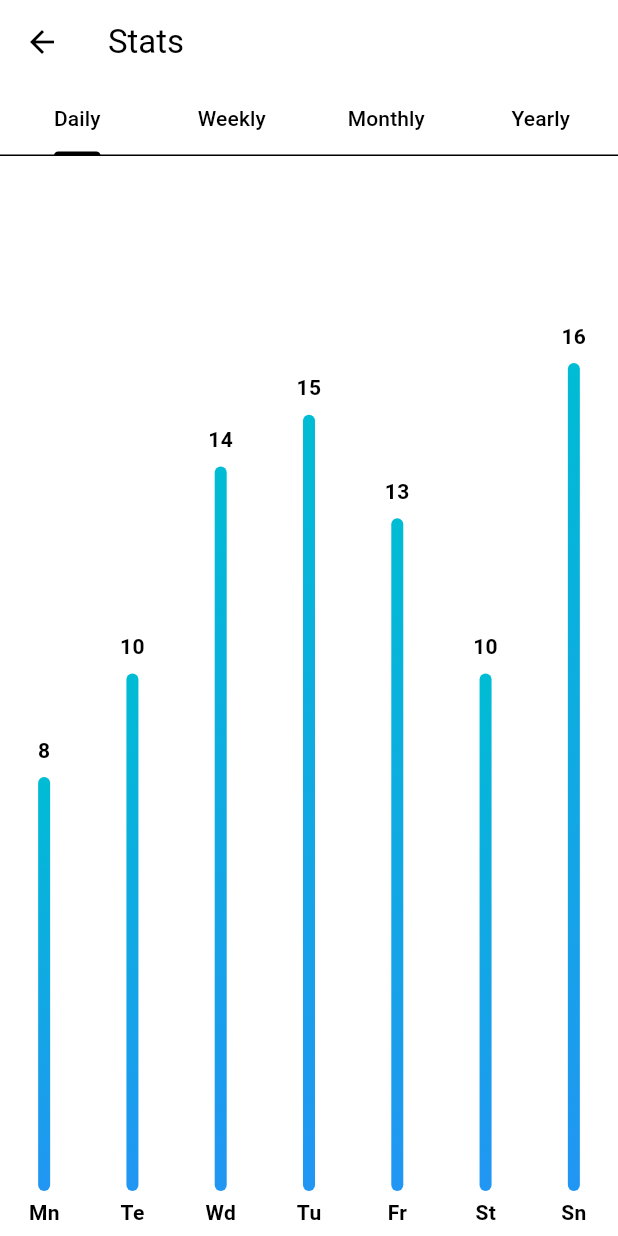
After one commit to serifagir/flux, a Flutter app: the StatsPage screen opened directly, on a phone screen of 412 x 824 dp. The commit adds this screen. Run offline on Flutter 3.47's test engine with Material 3 defaults, Android fonts, the phone set to English and light mode, and no system bars; drawn by our look-alikes of fl_chart; our stand-ins replace google_fonts, settings_ui, shared_preferences; accounts and stored records are empty.

Commit message:
stats page settings page customize page and respected providers

```diff
--- a/lib/components/main_page_components/session_timer.dart
+++ b/lib/components/main_page_components/session_timer.dart
@@ -33,7 +33,7 @@ class TimeModeWidget extends StatelessWidget {
     return Text(timerProvider.isBreakTime ? 'break' : 'flux',
         style: GoogleFonts.poppins(
           fontSize: 20,
-          fontWeight: FontWeight.w500,
+          fontWeight: FontWeight.w700,
         ));
   }
 }
@@ -93,7 +93,7 @@ class TimeWidget extends StatelessWidget {
         timerProvider.currentTimeDisplay,
         style: GoogleFonts.nanumGothic(
           fontSize: 100,
-          fontWeight: FontWeight.w800,
+          fontWeight: FontWeight.w900,
         ),
       ),
     );
--- /dev/null
+++ b/lib/components/stats_page_components/bar_chart_component.dart
@@ -0,0 +1,207 @@
+import 'package:fl_chart/fl_chart.dart';
+import 'package:flutter/material.dart';
+
+class FluxChart extends StatelessWidget {
+  const FluxChart();
+
+  @override
+  Widget build(BuildContext context) {
+    return BarChart(
+      BarChartData(
+        barTouchData: barTouchData,
+        titlesData: titlesData,
+        borderData: borderData,
+        barGroups: barGroups,
+        gridData: const FlGridData(show: false),
+        alignment: BarChartAlignment.spaceAround,
+        maxY: 20,
+      ),
+    );
+  }
+
+  BarTouchData get barTouchData => BarTouchData(
+        enabled: false,
+        touchTooltipData: BarTouchTooltipData(
+          tooltipBgColor: Colors.transparent,
+          tooltipPadding: EdgeInsets.zero,
+          tooltipMargin: 8,
+          getTooltipItem: (
+            BarChartGroupData group,
+            int groupIndex,
+            BarChartRodData rod,
+            int rodIndex,
+          ) {
+            return BarTooltipItem(
+              rod.toY.round().toString(),
+              const TextStyle(
+                color: Colors.black,
+                fontWeight: FontWeight.bold,
+              ),
+            );
+          },
+        ),
+      );
+
+  Widget getTitles(double value, TitleMeta meta) {
+    final style = TextStyle(
+      color: Colors.black,
+      fontWeight: FontWeight.bold,
+      fontSize: 14,
+    );
+    String text;
+    switch (value.toInt()) {
+      case 0:
+        text = 'Mn';
+        break;
+      case 1:
+        text = 'Te';
+        break;
+      case 2:
+        text = 'Wd';
+        break;
+      case 3:
+        text = 'Tu';
+        break;
+      case 4:
+        text = 'Fr';
+        break;
+      case 5:
+        text = 'St';
+        break;
+      case 6:
+        text = 'Sn';
+        break;
+      default:
+        text = '';
+        break;
+    }
+    return SideTitleWidget(
+      axisSide: meta.axisSide,
+      space: 4,
+      child: Text(text, style: style),
+    );
+  }
+
+  FlTitlesData get titlesData => FlTitlesData(
+        show: true,
+        bottomTitles: AxisTitles(
+          sideTitles: SideTitles(
+            showTitles: true,
+            reservedSize: 30,
+            getTitlesWidget: getTitles,
+          ),
+        ),
+        leftTitles: const AxisTitles(
+          sideTitles: SideTitles(showTitles: false),
+        ),
+        topTitles: const AxisTitles(
+          sideTitles: SideTitles(showTitles: false),
+        ),
+        rightTitles: const AxisTitles(
+          sideTitles: SideTitles(showTitles: false),
+        ),
+      );
+
+  FlBorderData get borderData => FlBorderData(
+        show: false,
+      );
+
+  LinearGradient get _barsGradient => LinearGradient(
+        colors: [
+          Colors.blue,
+          Colors.cyan,
+        ],
+        begin: Alignment.bottomCenter,
+        end: Alignment.topCenter,
+      );
+
+  List<BarChartGroupData> get barGroups => [
+        BarChartGroupData(
+          x: 0,
+          barRods: [
+            BarChartRodData(
+              toY: 8,
+              gradient: _barsGradient,
+            )
+          ],
+          showingTooltipIndicators: [0],
+        ),
+        BarChartGroupData(
+          x: 1,
+          barRods: [
+            BarChartRodData(
+              toY: 10,
+              gradient: _barsGradient,
+            )
+          ],
+          showingTooltipIndicators: [0],
+        ),
+        BarChartGroupData(
+          x: 2,
+          barRods: [
+            BarChartRodData(
+              toY: 14,
+              gradient: _barsGradient,
+            )
+          ],
+          showingTooltipIndicators: [0],
+        ),
+        BarChartGroupData(
+          x: 3,
+          barRods: [
+            BarChartRodData(
+              toY: 15,
+              gradient: _barsGradient,
+            )
+          ],
+          showingTooltipIndicators: [0],
+        ),
+        BarChartGroupData(
+          x: 4,
+          barRods: [
+            BarChartRodData(
+              toY: 13,
+              gradient: _barsGradient,
+            )
+          ],
+          showingTooltipIndicators: [0],
+        ),
+        BarChartGroupData(
+          x: 5,
+          barRods: [
+            BarChartRodData(
+              toY: 10,
+              gradient: _barsGradient,
+            )
+          ],
+          showingTooltipIndicators: [0],
+        ),
+        BarChartGroupData(
+          x: 6,
+          barRods: [
+            BarChartRodData(
+              toY: 16,
+              gradient: _barsGradient,
+            )
+          ],
+          showingTooltipIndicators: [0],
+        ),
+      ];
+}
+
+class BarChartSample3 extends StatefulWidget {
+  const BarChartSample3({super.key});
+
+  @override
+  State<StatefulWidget> createState() => BarChartSample3State();
+}
+
+class BarChartSample3State extends State<BarChartSample3> {
+  @override
+  Widget build(BuildContext context) {
+    return const AspectRatio(
+      aspectRatio: 1.6,
+      child: FluxChart(),
+    );
+  }
+}
--- /dev/null
+++ b/lib/provider/settings_provider.dart
@@ -0,0 +1,3 @@
+import 'package:flutter/material.dart';
+
+class SettingsProvider extends ChangeNotifier {}
--- /dev/null
+++ b/lib/screens/stats_page.dart
@@ -0,0 +1,44 @@
+import 'package:flutter/material.dart';
+import 'package:flux/components/stats_page_components/bar_chart_component.dart';
+
+class StatsPage extends StatelessWidget {
+  const StatsPage({super.key});
+
+  @override
+  Widget build(BuildContext context) {
+    return DefaultTabController(
+      length: 4,
+      child: Scaffold(
+        appBar: AppBar(
+          bottom: const TabBar(
+            tabs: [
+              Tab(text: 'Daily'),
+              Tab(text: 'Weekly'),
+              Tab(text: 'Monthly'),
+              Tab(text: 'Yearly'),
+            ],
+          ),
+          title: const Text('Stats'),
+        ),
+        body: const SafeArea(
+          child: TabBarView(
+            children: <Widget>[
+              Center(
+                child: FluxChart(),
+              ),
+              Center(
+                child: Text("It's rainy here"),
+              ),
+              Center(
+                child: Text("It's sunny here"),
+              ),
+              Center(
+                child: Text("It's sunny here"),
+              ),
+            ],
+          ),
+        ),
+      ),
+    );
+  }
+}
```
Also changed, not shown: lib/main.dart (+9 -0 lines), lib/models/flux.dart (added, +9 -0 lines), lib/provider/samurai_mode_provider.dart (added, +12 -0 lines), lib/provider/stats_provider.dart (added, +21 -0 lines), lib/provider/time_provider.dart (+13 -0 lines), lib/screens/customize_page.dart (added, +19 -0 lines), lib/screens/main_page.dart (+81 -9 lines), lib/screens/settings_page.dart (added, +39 -0 lines).
